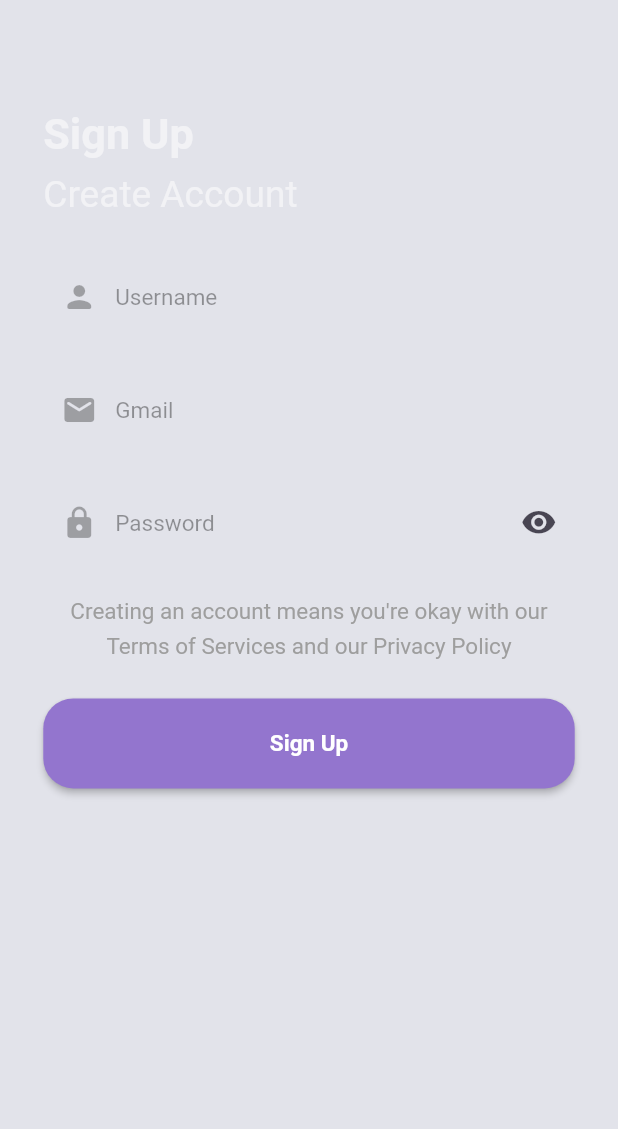
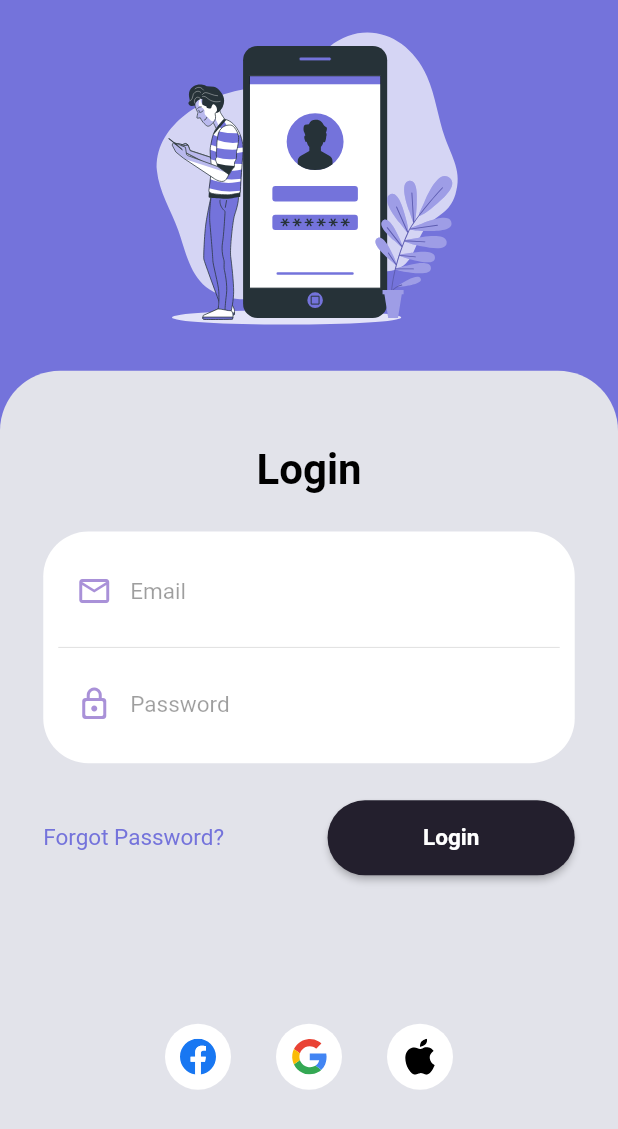
Before and after one commit to mohammad7hosein/crypto_currency_app_flutter, a Flutter app: the screen it shows after launch, on a phone screen of 412 x 824 dp. Shown: the top 1129 px of the screen. Run offline on Flutter 3.47's test engine with Material 2 defaults, Android fonts, the phone set to English and light mode, and no system bars; our stand-ins replace cached_network_image, dio, flutter_svg, google_fonts, shared_preferences, shimmer and 1 more; Roboto replaces fonts that are missing (Ubuntu).

Commit message:
redesign login screen

```diff
--- a/lib/constants/my_theme.dart
+++ b/lib/constants/my_theme.dart
@@ -9,6 +9,7 @@ const purple = Color(0xff9375ce);
 const purpleLight = Color(0xff9589dc);
 const pinkDark = Color(0xffc49eb5);
 const light = Color(0xffe2e3ea);
+const testLight = Color(0x80ffffff);
 const dark = Color(0xff231f2d);
 final veryLight = Colors.white.withOpacity(0.5);
 
@@ -23,6 +24,7 @@ InputDecorationTheme inputDecorationTheme() {
     enabledBorder: outlineInputBorder,
     focusedBorder: outlineInputBorder,
     border: outlineInputBorder,
+    errorBorder: outlineInputBorder
   );
 }
 
--- a/lib/main.dart
+++ b/lib/main.dart
@@ -5,7 +5,7 @@ import 'package:cripto_currency_app_flutter/providers/market_screen_provider.dar
 import 'package:cripto_currency_app_flutter/providers/signup_screen_provider.dart';
 import 'package:cripto_currency_app_flutter/providers/theme_provider.dart';
 import 'package:cripto_currency_app_flutter/ui/components/main_wrapper.dart';
-import 'package:cripto_currency_app_flutter/ui/screens/sign_up_screen.dart';
+import 'package:cripto_currency_app_flutter/ui/screens/login_screen.dart';
 import 'package:flutter/material.dart';
 import 'package:flutter/services.dart';
 import 'package:flutter_localizations/flutter_localizations.dart';
@@ -66,7 +66,7 @@ class MyApp extends StatelessWidget {
                 if (snapshot.hasData) {
                   var isLoggedIn =
                       snapshot.data!.getBool("is_logged_in") ?? false;
-                  return isLoggedIn ? const MainWrapper() : SignUpScreen();
+                  return isLoggedIn ? const MainWrapper() : LoginScreen();
                 } else {
                   return const Center(
                     child: CircularProgressIndicator(),
--- a/lib/providers/market_screen_provider.dart
+++ b/lib/providers/market_screen_provider.dart
@@ -10,6 +10,15 @@ class MarketScreenProvider extends ChangeNotifier {
   late AllCryptoModel cryptoData;
   late ResponseModel state;
   var response;
+
+  int _filterIndex = 0;
+
+  get filterIndex => _filterIndex;
+
+  void setFilterIndex(int index) {
+    _filterIndex = index;
+    notifyListeners();
+  }
 
   getAllCryptoData() async {
     state = ResponseModel.loading();
--- a/lib/ui/components/crypto_item.dart
+++ b/lib/ui/components/crypto_item.dart
@@ -42,8 +42,7 @@ class CryptoItem extends StatelessWidget {
                 width: 32,
                 height: 32,
                 imageUrl: "${MyUrl.coinSymbolUrl}/$tokenId.png",
-                placeholder: (context, url) =>
-                    const CircularProgressIndicator(),
+                // placeholder: (context, url) => const CircularProgressIndicator(),
                 errorWidget: (context, url, error) =>
                     const Icon(Icons.error_outline_rounded),
               ),
--- a/lib/ui/components/filter_box.dart
+++ b/lib/ui/components/filter_box.dart
@@ -7,12 +7,14 @@ class FilterBox extends StatelessWidget {
   IconData icon;
   String text;
   Color color;
+  bool isSelected;
 
   FilterBox({
     required this.onPressed,
     required this.icon,
     required this.text,
     required this.color,
+    required this.isSelected,
     Key? key,
   }) : super(key: key);
 
@@ -29,7 +31,7 @@ class FilterBox extends StatelessWidget {
         margin: const EdgeInsets.only(bottom: 10),
         decoration: BoxDecoration(
           borderRadius: BorderRadius.circular(20),
-          color: veryLight,
+          color: isSelected ? Colors.white : veryLight,
         ),
         child: Column(
           mainAxisAlignment: MainAxisAlignment.center,
--- /dev/null
+++ b/lib/ui/screens/login_screen.dart
@@ -0,0 +1,261 @@
+import 'package:cripto_currency_app_flutter/constants/my_theme.dart';
+import 'package:cripto_currency_app_flutter/providers/signup_screen_provider.dart';
+import 'package:cripto_currency_app_flutter/ui/components/main_wrapper.dart';
+import 'package:flutter/material.dart';
+import 'package:flutter_svg/flutter_svg.dart';
+import 'package:google_fonts/google_fonts.dart';
+import 'package:provider/provider.dart';
+
+class LoginScreen extends StatefulWidget {
+  LoginScreen({Key? key}) : super(key: key);
+
+  @override
+  State<LoginScreen> createState() => _LoginScreenState();
+}
+
+class _LoginScreenState extends State<LoginScreen> {
+  late TextEditingController nameController;
+  late TextEditingController emailController;
+  late TextEditingController passwordController;
+
+  final _formKey = GlobalKey<FormState>();
+
+  @override
+  void initState() {
+    super.initState();
+    nameController = TextEditingController();
+    emailController = TextEditingController();
+    passwordController = TextEditingController();
+  }
+
+  @override
+  void dispose() {
+    super.dispose();
+    nameController.dispose();
+    emailController.dispose();
+    passwordController.dispose();
+  }
+
+  @override
+  Widget build(BuildContext context) {
+    final provider = Provider.of<SignupScreenProvider>(context);
+    final height = MediaQuery.of(context).size.height;
+    final width = MediaQuery.of(context).size.width;
+
+    return Scaffold(
+      backgroundColor: purpleDark,
+      body: SafeArea(
+        child: Column(
+          children: [
+            Container(
+              color: purpleDark,
+              height: height * 0.3,
+              child: SvgPicture.asset("assets/images/mobile_login_2.svg"),
+            ),
+            Expanded(
+              child: Container(
+                padding: EdgeInsets.symmetric(
+                    horizontal: width * 0.07, vertical: height * 0.02),
+                decoration: BoxDecoration(
+                  color: Theme.of(context).scaffoldBackgroundColor,
+                  borderRadius: const BorderRadius.only(
+                    topRight: Radius.circular(40),
+                    topLeft: Radius.circular(40),
+                  ),
+                ),
+                child: SingleChildScrollView(
+                  child: Column(
+                    crossAxisAlignment: CrossAxisAlignment.center,
+                    children: [
+                      SizedBox(
+                        height: height * 0.04,
+                      ),
+                      Text(
+                        'Login',
+                        style: Theme.of(context).textTheme.titleLarge,
+                      ),
+                      SizedBox(
+                        height: height * 0.03,
+                      ),
+                      Container(
+                        padding: const EdgeInsets.all(10),
+                        decoration: BoxDecoration(
+                          color: Colors.white,
+                          borderRadius: BorderRadius.circular(30),
+                        ),
+                        child: Form(
+                          key: _formKey,
+                          child: Column(
+                            children: [
+                              /* TextFormField(
+                                decoration: const InputDecoration(
+                                  hintText: "Username",
+                                  prefixIcon: Icon(Icons.person_rounded),
+                                ),
+                                controller: nameController,
+                                validator: (value) {
+                                  if (value == null || value.isEmpty) {
+                                    return 'Please enter username';
+                                  } else if (value.length < 4) {
+                                    return 'at least enter 4 characters';
+                                  } else if (value.length > 13) {
+                                    return 'maximum character is 13';
+                                  }
+                                  return null;
+                                },
+                              ),
+                              Divider(
+                                height: height * 0.02,
+                              ),*/
+                              TextFormField(
+                                decoration: const InputDecoration(
+                                  hintText: "Email",
+                                  prefixIcon: Icon(
+                                    Icons.email_outlined,
+                                    color: purple,
+                                  ),
+                                ),
+                                controller: emailController,
+                                validator: (value) {
+                                  if (value == null || value.isEmpty) {
+                                    return 'Please enter gmail';
+                                  } else if (!value.endsWith('@gmail.com')) {
+                                    return 'please enter valid gmail';
+                                  }
+                                  return null;
+                                },
+                              ),
+                              Divider(
+                                height: height * 0.02,
+                              ),
+                              TextFormField(
+                                obscureText: true,
+                                decoration: const InputDecoration(
+                                  hintText: "Password",
+                                  prefixIcon: Icon(
+                                    Icons.lock_outline_rounded,
+                                    color: purple,
+                                  ),
+                                ),
+                                controller: passwordController,
+                                validator: (value) {
+                                  if (value == null || value.isEmpty) {
+                                    return 'Please enter some text';
+                                  } else if (value.length < 7) {
+                                    return 'at least enter 6 characters';
+                                  } else if (value.length > 13) {
+                                    return 'maximum character is 13';
+                                  }
+                                  return null;
+                                },
+                              ),
+                            ],
+                          ),
+                        ),
+                      ),
+                      SizedBox(
+                        height: height * 0.03,
+                      ),
+                      Row(
+                        mainAxisAlignment: MainAxisAlignment.spaceBetween,
+                        children: [
+                          Text(
+                            "Forgot Password?",
+                            style: GoogleFonts.ubuntu(
+                              color: purpleDark,
+                              fontSize: 15,
+                            ),
+                          ),
+                          SizedBox(
+                            width: width * 0.4,
+                            height: 50,
+                            child: ElevatedButton(
+                              style: ElevatedButton.styleFrom(
+                                primary: Theme.of(context).focusColor,
+                                shape: RoundedRectangleBorder(
+                                  borderRadius: BorderRadius.circular(50),
+                                ),
+                              ),
+                              onPressed: () {
+                                if (_formKey.currentState!.validate()) {
+                                  provider.saveLoggedIn();
+                                  Navigator.pushReplacement(
+                                    context,
+                                    MaterialPageRoute(
+                                      builder: (context) => const MainWrapper(),
+                                    ),
+                                  );
+                                }
+                              },
+                              child: Text(
+                                "Login",
+                                style: GoogleFonts.ubuntu(
+                                    color: Colors.white,
+                                    fontSize: 15,
+                                    fontWeight: FontWeight.bold),
+                              ),
+                            ),
+                          ),
+                        ],
+                      ),
+                      SizedBox(
+                        height: height * 0.12,
+                      ),
+                      Row(
+                        mainAxisAlignment: MainAxisAlignment.center,
+                        children: [
+                          Container(
+                            padding: const EdgeInsets.all(10),
+                            decoration: const BoxDecoration(
+                              color: Colors.white,
+                              shape: BoxShape.circle,
+                            ),
+                            child: SvgPicture.asset(
+                              "assets/icons/facebook.svg",
+                              width: 24,
+                              height: 24,
+                            ),
+                          ),
+                          const SizedBox(
+                            width: 30,
+                          ),
+                          Container(
+                            padding: const EdgeInsets.all(10),
+                            decoration: const BoxDecoration(
+                              color: Colors.white,
+                              shape: BoxShape.circle,
+                            ),
+                            child: SvgPicture.asset(
+                              "assets/icons/google.svg",
+                              width: 24,
+                              height: 24,
+                            ),
+                          ),
+                          const SizedBox(
+                            width: 30,
+                          ),
+                          Container(
+                            padding: const EdgeInsets.all(10),
+                            decoration: const BoxDecoration(
+                              color: Colors.white,
+                              shape: BoxShape.circle,
+                            ),
+                            child: SvgPicture.asset(
+                              "assets/icons/apple.svg",
+                              width: 24,
+                              height: 24,
+                            ),
+                          ),
+                        ],
+                      )
+                    ],
+                  ),
+                ),
+              ),
+            ),
+          ],
+        ),
+      ),
+    );
+  }
+}
--- a/lib/ui/screens/market_screen.dart
+++ b/lib/ui/screens/market_screen.dart
@@ -79,7 +79,10 @@ class _MarketScreenState extends State<MarketScreen> {
     );
   }
 
-  Padding buildFilterBoxes(BuildContext context) {
+  Consumer buildFilterBoxes(BuildContext context) {
+    int currentIndex = 0;
+    return Consumer<MarketScreenProvider>(
+      builder: (context, provider, child) {
         return Padding(
           padding: const EdgeInsets.all(10),
           child: Row(
@@ -87,30 +90,38 @@ class _MarketScreenState extends State<MarketScreen> {
             children: [
               FilterBox(
                 onPressed: () {
-              context.read<MarketScreenProvider>().getAllCryptoData();
+                  provider.setFilterIndex(0);
+                  provider.getAllCryptoData();
                 },
                 icon: Icons.star_border_rounded,
                 text: "All Coins",
                 color: Colors.blue,
+                isSelected: provider.filterIndex == 0,
               ),
               FilterBox(
                 onPressed: () {
-              context.read<MarketScreenProvider>().getTopGainersData();
+                  provider.setFilterIndex(1);
+                  provider.getTopGainersData();
                 },
                 icon: Icons.arrow_upward_rounded,
                 text: "Top Gainers",
                 color: Colors.green,
+                isSelected: provider.filterIndex == 1,
               ),
               FilterBox(
                 onPressed: () {
-              context.read<MarketScreenProvider>().getTopLosersData();
+                  provider.setFilterIndex(2);
+                  provider.getTopLosersData();
                 },
                 icon: Icons.arrow_downward_rounded,
                 text: "Top Loosers",
                 color: Colors.red,
+                isSelected: provider.filterIndex == 2,
               ),
             ],
           ),
+        );
+      },
     );
   }
 
--- a/lib/ui/screens/sign_up_screen.dart
+++ /dev/null
@@ -1,197 +0,0 @@
-import 'package:cripto_currency_app_flutter/providers/signup_screen_provider.dart';
-import 'package:cripto_currency_app_flutter/ui/components/main_wrapper.dart';
-import 'package:flutter/material.dart';
-import 'package:google_fonts/google_fonts.dart';
-import 'package:provider/provider.dart';
-
-class SignUpScreen extends StatefulWidget {
-  SignUpScreen({Key? key}) : super(key: key);
-
-  @override
-  State<SignUpScreen> createState() => _SignUpScreenState();
-}
-
-class _SignUpScreenState extends State<SignUpScreen> {
-  late TextEditingController nameController;
-  late TextEditingController emailController;
-  late TextEditingController passwordController;
-
-  final _formKey = GlobalKey<FormState>();
-  bool _isObscure = true;
-
-  @override
-  void initState() {
-    super.initState();
-    nameController = TextEditingController();
-    emailController = TextEditingController();
-    passwordController = TextEditingController();
-  }
-
-  @override
-  void dispose() {
-    super.dispose();
-    nameController.dispose();
-    emailController.dispose();
-    passwordController.dispose();
-  }
-
-  @override
-  Widget build(BuildContext context) {
-    final provider = Provider.of<SignupScreenProvider>(context);
-    final height = MediaQuery.of(context).size.height;
-    final width = MediaQuery.of(context).size.width;
-
-    return Scaffold(
-      backgroundColor: Theme.of(context).scaffoldBackgroundColor,
-      appBar: AppBar(),
-      body: SingleChildScrollView(
-        scrollDirection: Axis.vertical,
-        child: Padding(
-          padding: EdgeInsets.symmetric(
-              horizontal: width * 0.07, vertical: height * 0.02),
-          child: Column(
-            crossAxisAlignment: CrossAxisAlignment.start,
-            children: [
-              Text(
-                'Sign Up',
-                style: GoogleFonts.ubuntu(
-                    fontSize: height * 0.035,
-                    color: Theme.of(context).unselectedWidgetColor,
-                    fontWeight: FontWeight.bold),
-              ),
-              SizedBox(
-                height: height * 0.01,
-              ),
-              Text(
-                'Create Account',
-                style: GoogleFonts.ubuntu(
-                    fontSize: height * 0.03,
-                    color: Theme.of(context).unselectedWidgetColor),
-              ),
-              SizedBox(
-                height: height * 0.03,
-              ),
-              Form(
-                key: _formKey,
-                child: Column(
-                  children: [
-                    TextFormField(
-                      decoration: const InputDecoration(
-                        hintText: "Username",
-                        prefixIcon: Icon(Icons.person_rounded),
-                      ),
-                      controller: nameController,
-                      validator: (value) {
-                        if (value == null || value.isEmpty) {
-                          return 'Please enter username';
-                        } else if (value.length < 4) {
-                          return 'at least enter 4 characters';
-                        } else if (value.length > 13) {
-                          return 'maximum character is 13';
-                        }
-                        return null;
-                      },
-                    ),
-                    SizedBox(
-                      height: height * 0.02,
-                    ),
-                    TextFormField(
-                      decoration: const InputDecoration(
-                        hintText: "Gmail",
-                        prefixIcon: Icon(Icons.email_rounded),
-                      ),
-                      controller: emailController,
-                      validator: (value) {
-                        if (value == null || value.isEmpty) {
-                          return 'Please enter gmail';
-                        } else if (!value.endsWith('@gmail.com')) {
-                          return 'please enter valid gmail';
-                        }
-                        return null;
-                      },
-                    ),
-                    SizedBox(
-                      height: height * 0.02,
-                    ),
-                    TextFormField(
-                      obscureText: _isObscure,
-                      decoration: InputDecoration(
-                        hintText: "Password",
-                        prefixIcon: const Icon(Icons.lock_rounded),
-                        suffixIcon: IconButton(
-                          icon: Icon(
-                            _isObscure
-                                ? Icons.visibility_rounded
-                                : Icons.visibility_off_rounded,
-                          ),
-                          onPressed: () {
-                            setState(() {
-                              _isObscure = !_isObscure;
-                            });
-                          },
-                        ),
-                      ),
-                      controller: passwordController,
-                      validator: (value) {
-                        if (value == null || value.isEmpty) {
-                          return 'Please enter some text';
-                        } else if (value.length < 7) {
-                          return 'at least enter 6 characters';
-                        } else if (value.length > 13) {
-                          return 'maximum character is 13';
-                        }
-                        return null;
-                      },
-                    ),
-                    SizedBox(
-                      height: height * 0.02,
-                    ),
-                    Text(
-                      'Creating an account means you\'re okay with our Terms of Services and our Privacy Policy',
-                      style: GoogleFonts.ubuntu(
-                          fontSize: 15, color: Colors.grey, height: 1.5),
-                      textAlign: TextAlign.center,
-                    ),
-                    SizedBox(
-                      height: height * 0.03,
-                    ),
-                    SizedBox(
-                      width: double.infinity,
-                      height: 60,
-                      child: ElevatedButton(
-                        style: ElevatedButton.styleFrom(
-                          primary: Theme.of(context).primaryColor,
-                          shape: RoundedRectangleBorder(
-                            borderRadius: BorderRadius.circular(20),
-                          ),
-                        ),
-                        onPressed: () {
-                          if (_formKey.currentState!.validate()) {
-                            provider.saveLoggedIn();
-                            Navigator.pushReplacement(
-                              context,
-                              MaterialPageRoute(
-                                builder: (context) => MainWrapper(),
-                              ),
-                            );
-                          }
-                        },
-                        child: Text(
-                          "Sign Up",
-                          style: GoogleFonts.ubuntu(
-                              color: Colors.white,
-                              fontSize: 15,
-                              fontWeight: FontWeight.bold),
-                        ),
-                      ),
-                    ),
-                  ],
-                ),
-              ),
-            ],
-          ),
-        ),
-      ),
-    );
-  }
-}
```
Also changed, not shown: assets/icons/apple.svg (added), assets/icons/facebook.svg (added), assets/icons/google.svg (added), assets/images/mobile_login_2.svg (added). Lines whose indentation alone changed are shown as unchanged.
